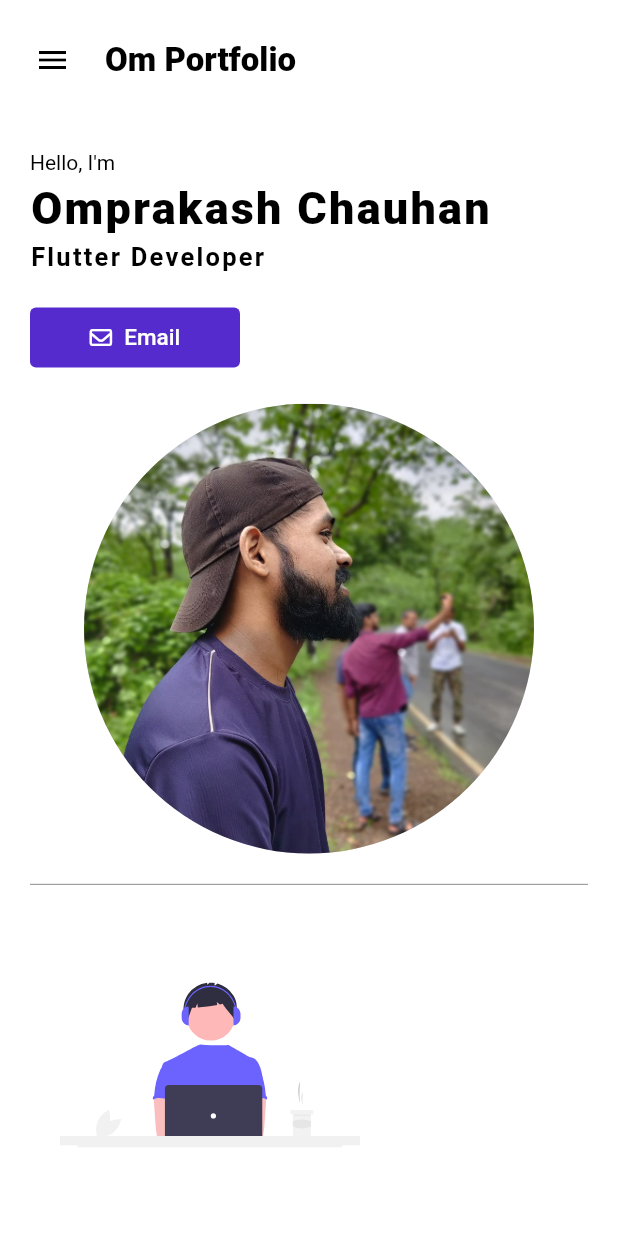
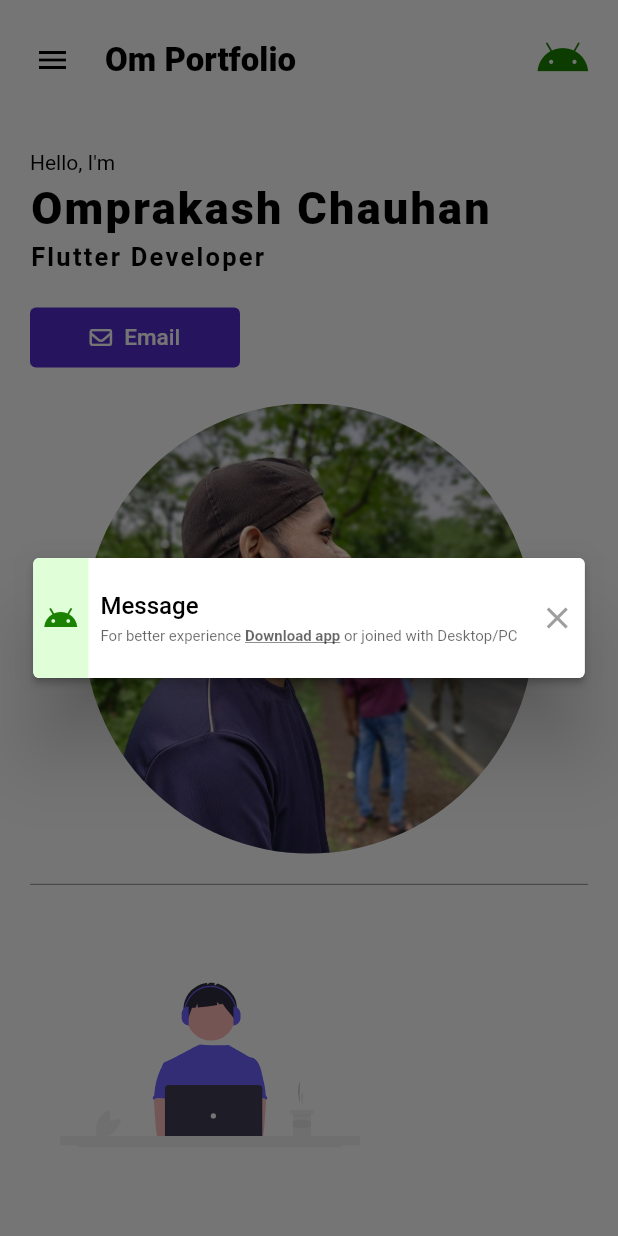
Before and after one commit to om-chauhan/developer_portfolio_flutter, a Flutter app: the screen it shows after launch, on a phone screen of 412 x 824 dp. Run offline on Flutter 3.47's test engine with Material 2 defaults, Android fonts, the phone set to English and light mode, and no system bars; our stand-ins replace cached_network_image, firebase_core, flutter_svg, font_awesome_flutter, url_strategy; accounts and stored records are empty.

Commit message:
app demo and banner addded

```diff
--- a/lib/utils/strings.dart
+++ b/lib/utils/strings.dart
@@ -11,3 +11,4 @@ const String miStoreIcon = 'assets/images/getApps_badge.png';
 const String googlePlayIcon = 'assets/images/google-play-badge.png';
 const String websiteIcon = 'assets/images/website.png';
 const String githubIcon = 'assets/images/github.png';
+const String apkDownloadLink = 'https://www.om-chauhan.co.in/demo/app-release.apk';
--- a/lib/view/home/app_bar/top_menu.dart.dart
+++ b/lib/view/home/app_bar/top_menu.dart.dart
@@ -68,6 +68,17 @@ class _TopMenuState extends State<TopMenu> {
               TopMenuItem(
                 title: 'Blog',
                 onTap: widget.blog,
+              ),
+              const SizedBox(width: 10.0),
+              InkWell(
+                onTap: () {
+                  UrlLaunch.launchInBrowser(url: apkDownloadLink);
+                },
+                child: const FaIcon(
+                  FontAwesomeIcons.android,
+                  size: 30,
+                  color: Color(0xff1C8302),
+                ),
               )
             ],
           )
--- a/lib/view/home/home.dart
+++ b/lib/view/home/home.dart
@@ -1,10 +1,43 @@
+import 'package:flutter/scheduler.dart';
 import 'package:om_chauhan/all_imports.dart';
+import 'package:om_chauhan/widgets/app_banners.dart';
 import 'dart:developer' as dev;
 
 import 'package:om_chauhan/widgets/custom_divider.dart';
 
-class Home extends StatelessWidget {
+class Home extends StatefulWidget {
   const Home({Key? key}) : super(key: key);
+
+  @override
+  State<Home> createState() => _HomeState();
+}
+
+class _HomeState extends State<Home> {
+  @override
+  void initState() {
+    super.initState();
+    SchedulerBinding.instance.addPostFrameCallback((_) => bannerPopUp());
+  }
+
+  bannerPopUp() {
+    showDialog(
+      context: context,
+      useSafeArea: true,
+      barrierDismissible: true,
+      builder: (context) {
+        return const AlertDialog(
+          iconPadding: EdgeInsets.zero,
+          insetPadding: EdgeInsets.zero,
+          titlePadding: EdgeInsets.zero,
+          buttonPadding: EdgeInsets.zero,
+          actionsPadding: EdgeInsets.zero,
+          contentPadding: EdgeInsets.zero,
+          content: AppBanners(),
+        );
+      },
+    );
+  }
+
   @override
   Widget build(BuildContext context) {
     final _homeKey = GlobalKey();
--- /dev/null
+++ b/lib/widgets/app_banners.dart
@@ -0,0 +1,91 @@
+import 'package:flutter/gestures.dart';
+import 'package:om_chauhan/all_imports.dart';
+
+class AppBanners extends StatelessWidget {
+  const AppBanners({Key? key}) : super(key: key);
+  @override
+  Widget build(BuildContext context) {
+    return Card(
+      elevation: 2,
+      margin: EdgeInsets.zero,
+      clipBehavior: Clip.antiAlias,
+      color: kWhite,
+      shape: RoundedRectangleBorder(borderRadius: BorderRadius.circular(4)),
+      child: SizedBox(
+        height: 80,
+        width: !Responsive.isMobile(context) ? 400 : double.infinity,
+        child: Row(
+          children: [
+            Expanded(
+              child: Container(
+                height: double.infinity,
+                width: double.infinity,
+                color: const Color(0xffE0FFD9),
+                child: const Icon(
+                  Icons.android,
+                  color: Color(0xff1C8302),
+                ),
+              ),
+            ),
+            Expanded(
+              flex: 8,
+              child: Padding(
+                padding: const EdgeInsets.all(8.0),
+                child: Column(
+                  crossAxisAlignment: CrossAxisAlignment.start,
+                  mainAxisAlignment: MainAxisAlignment.center,
+                  children: [
+                    TextBuilder(
+                      text: 'Message',
+                      color: kBlack,
+                      fontSize: 16,
+                      fontWeight: FontWeight.w500,
+                    ),
+                    const SizedBox(height: 5),
+                    RichText(
+                      text: TextSpan(
+                        text: 'For better experience ',
+                        style: TextStyle(
+                          color: kBlack.withOpacity(0.6),
+                          fontSize: 10,
+                          fontWeight: FontWeight.w400,
+                        ),
+                        children: [
+                          TextSpan(
+                            text: 'Download app',
+                            style: const TextStyle(fontWeight: FontWeight.bold, decoration: TextDecoration.underline),
+                            recognizer: TapGestureRecognizer()
+                              ..onTap = () {
+                                UrlLaunch.launchInBrowser(url: apkDownloadLink);
+                                Navigator.pop(context);
+                              },
+                          ),
+                          const TextSpan(text: ' or joined with Desktop/PC'),
+                        ],
+                      ),
+                    ),
+                  ],
+                ),
+              ),
+            ),
+            Expanded(
+              child: InkWell(
+                onTap: () {
+                  Navigator.pop(context);
+                },
+                child: const SizedBox(
+                  height: double.infinity,
+                  width: double.infinity,
+                  child: Icon(
+                    Icons.close,
+                    color: Colors.grey,
+                  ),
+                ),
+              ),
+            ),
+          ],
+        ),
+      ),
+    );
+  }
+}
--- a/lib/widgets/mobile_header.dart
+++ b/lib/widgets/mobile_header.dart
@@ -15,6 +15,9 @@ class MobileHeader extends StatelessWidget {
         width: MediaQuery.of(context).size.width,
         height: 80,
         child: Row(
+          mainAxisAlignment: MainAxisAlignment.spaceBetween,
+          children: [
+            Row(
               children: [
                 InkWell(
                   onTap: () {
@@ -33,15 +36,25 @@ class MobileHeader extends StatelessWidget {
                   ),
                 ),
                 const SizedBox(width: 20.0),
-            GestureDetector(
-              child: TextBuilder(
+                TextBuilder(
                   text: 'Om Portfolio',
                   fontSize: 22,
                   textAlign: TextAlign.left,
                   fontWeight: FontWeight.w800,
                   color: kBlack,
                 ),
+              ],
             ),
+            InkWell(
+              onTap: () {
+                UrlLaunch.launchInBrowser(url: apkDownloadLink);
+              },
+              child: const FaIcon(
+                FontAwesomeIcons.android,
+                size: 30,
+                color: Color(0xff1C8302),
+              ),
+            )
           ],
         ),
       ),
```
Lines whose indentation alone changed are shown as unchanged.
